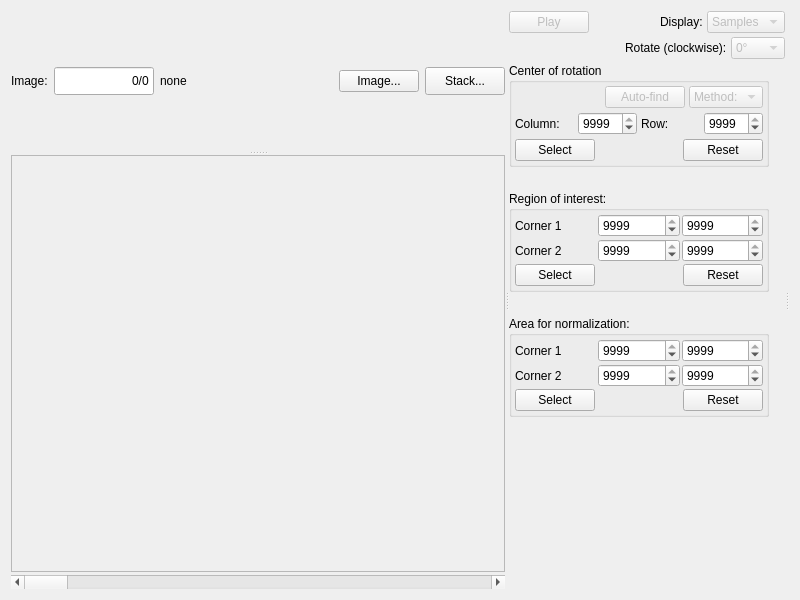
Before: the Qt Designer form MantidQt/CustomInterfaces/inc/MantidQtCustomInterfaces/Tomography/ImageSelectCoRAndRegions.ui in mantidproject/mantid, drawn with Qt 5.
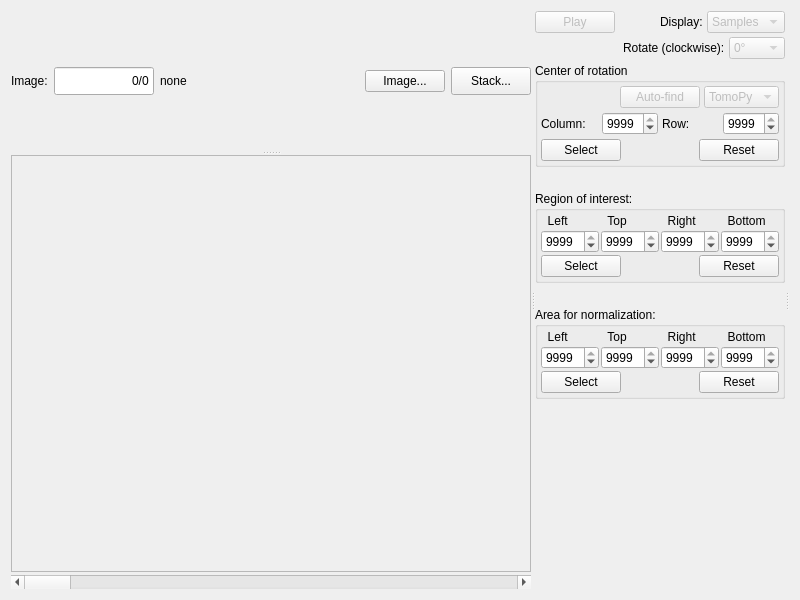
After: the same form once the commit is applied. Custom widgets are drawn as their Qt base class.

```diff
--- a/MantidQt/CustomInterfaces/inc/MantidQtCustomInterfaces/Tomography/ImageSelectCoRAndRegions.ui
+++ b/MantidQt/CustomInterfaces/inc/MantidQtCustomInterfaces/Tomography/ImageSelectCoRAndRegions.ui
@@ -156,7 +156,7 @@
        </layout>
       </widget>
       <widget class="QWidget" name="layoutWidget1">
-       <layout class="QGridLayout" name="gridLayout_7" rowstretch="0,1">
+       <layout class="QGridLayout" name="gridLayout_7" rowstretch="0,0">
         <property name="sizeConstraint">
          <enum>QLayout::SetMaximumSize</enum>
         </property>
@@ -179,8 +179,8 @@
             <rect>
              <x>0</x>
              <y>0</y>
-             <width>458</width>
-             <height>398</height>
+             <width>496</width>
+             <height>412</height>
             </rect>
            </property>
            <property name="sizePolicy">
@@ -270,7 +270,7 @@
           </property>
           <property name="maximumSize">
            <size>
-            <width>260</width>
+            <width>250</width>
             <height>16777215</height>
            </size>
           </property>
@@ -388,7 +388,7 @@
                </property>
                <item>
                 <property name="text">
-                 <string>Method:</string>
+                 <string>TomoPy</string>
                 </property>
                </item>
               </widget>
@@ -414,124 +414,6 @@
           </property>
          </spacer>
         </item>
-        <item row="4" column="0">
-         <widget class="QGroupBox" name="groupBox_roi">
-          <property name="sizePolicy">
-           <sizepolicy hsizetype="Expanding" vsizetype="Minimum">
-            <horstretch>0</horstretch>
-            <verstretch>0</verstretch>
-           </sizepolicy>
-          </property>
-          <property name="maximumSize">
-           <size>
-            <width>260</width>
-            <height>16777215</height>
-           </size>
-          </property>
-          <property name="title">
-           <string>Region of interest:</string>
-          </property>
-          <layout class="QGridLayout" name="gridLayout_3">
-           <property name="margin">
-            <number>3</number>
-           </property>
-           <property name="spacing">
-            <number>2</number>
-           </property>
-           <item row="0" column="0">
-            <widget class="QLabel" name="label_4">
-             <property name="text">
-              <string>Corner 1</string>
-             </property>
-            </widget>
-           </item>
-           <item row="0" column="1">
-            <widget class="QSpinBox" name="spinBox_roi_top_x">
-             <property name="maximum">
-              <number>9999</number>
-             </property>
-             <property name="value">
-              <number>9999</number>
-             </property>
-            </widget>
-           </item>
-           <item row="0" column="2">
-            <widget class="QSpinBox" name="spinBox_roi_top_y">
-             <property name="maximum">
-              <number>9999</number>
-             </property>
-             <property name="value">
-              <number>9999</number>
-             </property>
-            </widget>
-           </item>
-           <item row="1" column="0">
-            <widget class="QLabel" name="label_5">
-             <property name="text">
-              <string>Corner 2</string>
-             </property>
-            </widget>
-           </item>
-           <item row="1" column="1">
-            <widget class="QSpinBox" name="spinBox_roi_bottom_x">
-             <property name="maximum">
-              <number>9999</number>
-             </property>
-             <property name="value">
-              <number>9999</number>
-             </property>
-            </widget>
-           </item>
-           <item row="1" column="2">
-            <widget class="QSpinBox" name="spinBox_roi_bottom_y">
-             <property name="maximum">
-              <number>9999</number>
-             </property>
-             <property name="value">
-              <number>9999</number>
-             </property>
-            </widget>
-           </item>
-           <item row="2" column="0" colspan="3">
-            <layout class="QHBoxLayout" name="horizontalLayout_3">
-             <item>
-              <widget class="QPushButton" name="pushButton_roi">
-               <property name="toolTip">
-                <string>After pushing this button, click and drag on the image to select</string>
-               </property>
-               <property name="text">
-                <string>Select</string>
-               </property>
-              </widget>
-             </item>
-             <item>
-              <spacer name="horizontalSpacer_2">
-               <property name="orientation">
-                <enum>Qt::Horizontal</enum>
-               </property>
-               <property name="sizeHint" stdset="0">
-                <size>
-                 <width>155</width>
-                 <height>20</height>
-                </size>
-               </property>
-              </spacer>
-             </item>
-             <item>
-              <widget class="QPushButton" name="pushButton_roi_reset">
-               <property name="toolTip">
-                <string>Reset to the whole field of view</string>
-               </property>
-               <property name="text">
-                <string>Reset</string>
-               </property>
-              </widget>
-             </item>
-            </layout>
-           </item>
-          </layout>
-         </widget>
-        </item>
         <item row="7" column="0">
          <spacer name="verticalSpacer">
           <property name="orientation">
@@ -553,9 +435,15 @@
             <verstretch>0</verstretch>
            </sizepolicy>
           </property>
+          <property name="minimumSize">
+           <size>
+            <width>250</width>
+            <height>0</height>
+           </size>
+          </property>
           <property name="maximumSize">
            <size>
-            <width>260</width>
+            <width>250</width>
             <height>16777215</height>
            </size>
           </property>
@@ -569,61 +457,7 @@
            <property name="spacing">
             <number>2</number>
            </property>
-           <item row="0" column="0">
-            <widget class="QLabel" name="label_6">
-             <property name="text">
-              <string>Corner 1</string>
-             </property>
-            </widget>
-           </item>
-           <item row="0" column="1">
-            <widget class="QSpinBox" name="spinBox_norm_top_x">
-             <property name="maximum">
-              <number>9999</number>
-             </property>
-             <property name="value">
-              <number>9999</number>
-             </property>
-            </widget>
-           </item>
-           <item row="0" column="2">
-            <widget class="QSpinBox" name="spinBox_norm_top_y">
-             <property name="maximum">
-              <number>9999</number>
-             </property>
-             <property name="value">
-              <number>9999</number>
-             </property>
-            </widget>
-           </item>
-           <item row="1" column="0">
-            <widget class="QLabel" name="label_7">
-             <property name="text">
-              <string>Corner 2</string>
-             </property>
-            </widget>
-           </item>
-           <item row="1" column="1">
-            <widget class="QSpinBox" name="spinBox_norm_bottom_x">
-             <property name="maximum">
-              <number>9999</number>
-             </property>
-             <property name="value">
-              <number>9999</number>
-             </property>
-            </widget>
-           </item>
-           <item row="1" column="2">
-            <widget class="QSpinBox" name="spinBox_norm_bottom_y">
-             <property name="maximum">
-              <number>9999</number>
-             </property>
-             <property name="value">
-              <number>9999</number>
-             </property>
-            </widget>
-           </item>
-           <item row="2" column="0" colspan="3">
+           <item row="3" column="0" colspan="4">
             <layout class="QHBoxLayout" name="horizontalLayout_8">
              <item>
               <widget class="QPushButton" name="pushButton_norm_area">
@@ -642,7 +476,7 @@
                </property>
                <property name="sizeHint" stdset="0">
                 <size>
-                 <width>98</width>
+                 <width>80</width>
                  <height>20</height>
                 </size>
                </property>
@@ -660,6 +494,98 @@
              </item>
             </layout>
            </item>
+           <item row="0" column="0">
+            <widget class="QLabel" name="spinbox_norm_left_label">
+             <property name="text">
+              <string>  Left</string>
+             </property>
+            </widget>
+           </item>
+           <item row="0" column="1">
+            <widget class="QLabel" name="spinbox_norm_top_label">
+             <property name="text">
+              <string>  Top</string>
+             </property>
+            </widget>
+           </item>
+           <item row="0" column="2">
+            <widget class="QLabel" name="spinbox_norm_right_label">
+             <property name="text">
+              <string>  Right</string>
+             </property>
+            </widget>
+           </item>
+           <item row="0" column="3">
+            <widget class="QLabel" name="spinbox_norm_bottom_label">
+             <property name="text">
+              <string>  Bottom</string>
+             </property>
+            </widget>
+           </item>
+           <item row="1" column="0">
+            <widget class="QSpinBox" name="spinBox_norm_left">
+             <property name="minimumSize">
+              <size>
+               <width>50</width>
+               <height>0</height>
+              </size>
+             </property>
+             <property name="maximum">
+              <number>9999</number>
+             </property>
+             <property name="value">
+              <number>9999</number>
+             </property>
+            </widget>
+           </item>
+           <item row="1" column="1">
+            <widget class="QSpinBox" name="spinBox_norm_top">
+             <property name="minimumSize">
+              <size>
+               <width>50</width>
+               <height>0</height>
+              </size>
+             </property>
+             <property name="maximum">
+              <number>9999</number>
+             </property>
+             <property name="value">
+              <number>9999</number>
+             </property>
+            </widget>
+           </item>
+           <item row="1" column="2">
+            <widget class="QSpinBox" name="spinBox_norm_right">
+             <property name="minimumSize">
+              <size>
+               <width>50</width>
+               <height>0</height>
+              </size>
+             </property>
+             <property name="maximum">
+              <number>9999</number>
+             </property>
+             <property name="value">
+              <number>9999</number>
+             </property>
+            </widget>
+           </item>
+           <item row="1" column="3">
+            <widget class="QSpinBox" name="spinBox_norm_bottom">
+             <property name="minimumSize">
+              <size>
+               <width>50</width>
+               <height>0</height>
+              </size>
+             </property>
+             <property name="maximum">
+              <number>9999</number>
+             </property>
+             <property name="value">
+              <number>9999</number>
+             </property>
+            </widget>
+           </item>
           </layout>
          </widget>
         </item>
@@ -682,7 +608,7 @@
             </property>
             <property name="sizeHint" stdset="0">
              <size>
-              <width>40</width>
+              <width>20</width>
               <height>20</height>
              </size>
             </property>
@@ -728,7 +654,7 @@
             </property>
             <property name="sizeHint" stdset="0">
              <size>
-              <width>118</width>
+              <width>80</width>
               <height>20</height>
              </size>
             </property>
@@ -776,6 +702,177 @@
           </item>
          </layout>
         </item>
+        <item row="4" column="0">
+         <widget class="QGroupBox" name="groupBox_roi">
+          <property name="sizePolicy">
+           <sizepolicy hsizetype="Expanding" vsizetype="Minimum">
+            <horstretch>0</horstretch>
+            <verstretch>0</verstretch>
+           </sizepolicy>
+          </property>
+          <property name="minimumSize">
+           <size>
+            <width>250</width>
+            <height>0</height>
+           </size>
+          </property>
+          <property name="maximumSize">
+           <size>
+            <width>250</width>
+            <height>16777215</height>
+           </size>
+          </property>
+          <property name="title">
+           <string>Region of interest:</string>
+          </property>
+          <layout class="QGridLayout" name="gridLayout_3">
+           <property name="leftMargin">
+            <number>3</number>
+           </property>
+           <property name="topMargin">
+            <number>3</number>
+           </property>
+           <property name="rightMargin">
+            <number>3</number>
+           </property>
+           <property name="bottomMargin">
+            <number>3</number>
+           </property>
+           <property name="spacing">
+            <number>2</number>
+           </property>
+           <item row="0" column="0">
+            <widget class="QLabel" name="spinbox_roi_left_label">
+             <property name="text">
+              <string>  Left</string>
+             </property>
+            </widget>
+           </item>
+           <item row="1" column="0">
+            <widget class="QSpinBox" name="spinBox_roi_left">
+             <property name="minimumSize">
+              <size>
+               <width>50</width>
+               <height>0</height>
+              </size>
+             </property>
+             <property name="maximum">
+              <number>9999</number>
+             </property>
+             <property name="value">
+              <number>9999</number>
+             </property>
+            </widget>
+           </item>
+           <item row="7" column="0" colspan="4">
+            <layout class="QHBoxLayout" name="horizontalLayout_3">
+             <item>
+              <widget class="QPushButton" name="pushButton_roi">
+               <property name="toolTip">
+                <string>After pushing this button, click and drag on the image to select</string>
+               </property>
+               <property name="text">
+                <string>Select</string>
+               </property>
+              </widget>
+             </item>
+             <item>
+              <spacer name="horizontalSpacer_2">
+               <property name="orientation">
+                <enum>Qt::Horizontal</enum>
+               </property>
+               <property name="sizeHint" stdset="0">
+                <size>
+                 <width>80</width>
+                 <height>20</height>
+                </size>
+               </property>
+              </spacer>
+             </item>
+             <item>
+              <widget class="QPushButton" name="pushButton_roi_reset">
+               <property name="toolTip">
+                <string>Reset to the whole field of view</string>
+               </property>
+               <property name="text">
+                <string>Reset</string>
+               </property>
+              </widget>
+             </item>
+            </layout>
+           </item>
+           <item row="0" column="2">
+            <widget class="QLabel" name="spinbox_roi_right_label">
+             <property name="text">
+              <string>  Right</string>
+             </property>
+            </widget>
+           </item>
+           <item row="1" column="2">
+            <widget class="QSpinBox" name="spinBox_roi_right">
+             <property name="minimumSize">
+              <size>
+               <width>50</width>
+               <height>0</height>
+              </size>
+             </property>
+             <property name="maximum">
+              <number>9999</number>
+             </property>
+             <property name="value">
+              <number>9999</number>
+             </property>
+            </widget>
+           </item>
+           <item row="0" column="3">
+            <widget class="QLabel" name="spinbox_roi_bottom_label">
+             <property name="text">
+              <string>  Bottom</string>
+             </property>
+            </widget>
+           </item>
+           <item row="0" column="1">
+            <widget class="QLabel" name="spinbox_roi_top_label">
+             <property name="text">
+              <string>  Top</string>
+             </property>
+            </widget>
+           </item>
+           <item row="1" column="1">
+            <widget class="QSpinBox" name="spinBox_roi_top">
+             <property name="minimumSize">
+              <size>
+               <width>50</width>
+               <height>0</height>
+              </size>
+             </property>
+             <property name="maximum">
+              <number>9999</number>
+             </property>
+             <property name="value">
+              <number>9999</number>
+             </property>
+            </widget>
+           </item>
+           <item row="1" column="3">
+            <widget class="QSpinBox" name="spinBox_roi_bottom">
+             <property name="minimumSize">
+              <size>
+               <width>50</width>
+               <height>4</height>
+              </size>
+             </property>
+             <property name="maximum">
+              <number>9999</number>
+             </property>
+             <property name="value">
+              <number>9999</number>
+             </property>
+            </widget>
+           </item>
+          </layout>
+         </widget>
+        </item>
        </layout>
       </widget>
       <widget class="QWidget" name="layoutWidget_10">
```
Left out of the diff: 33 changed lines with no effect on the pictures.
